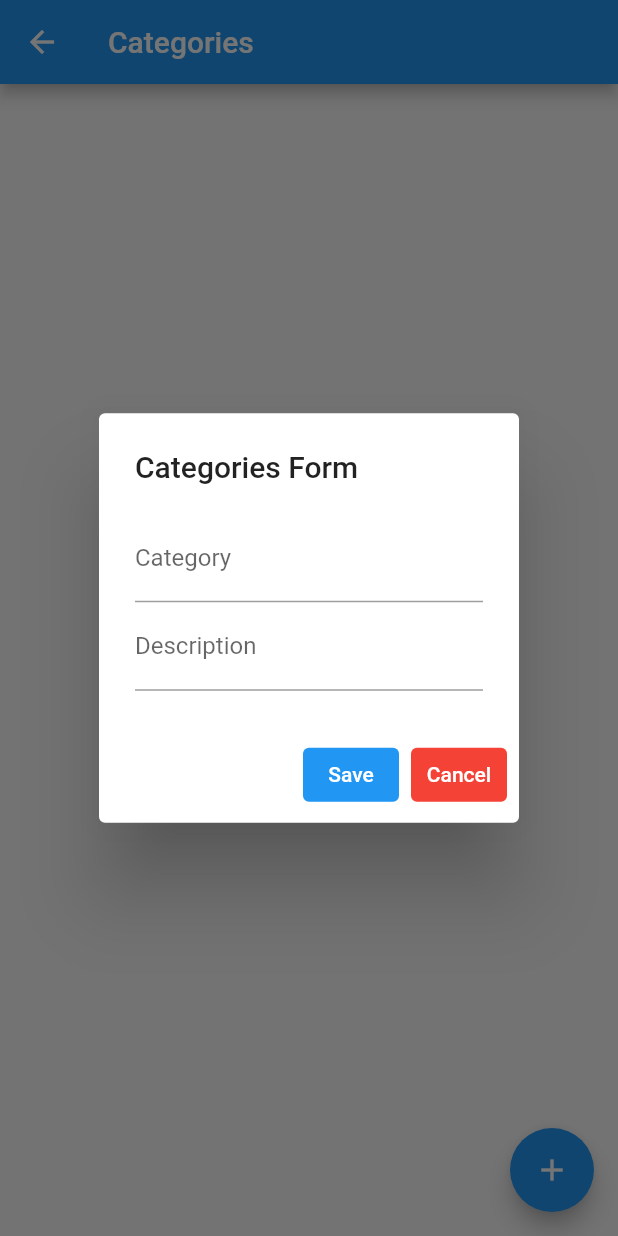
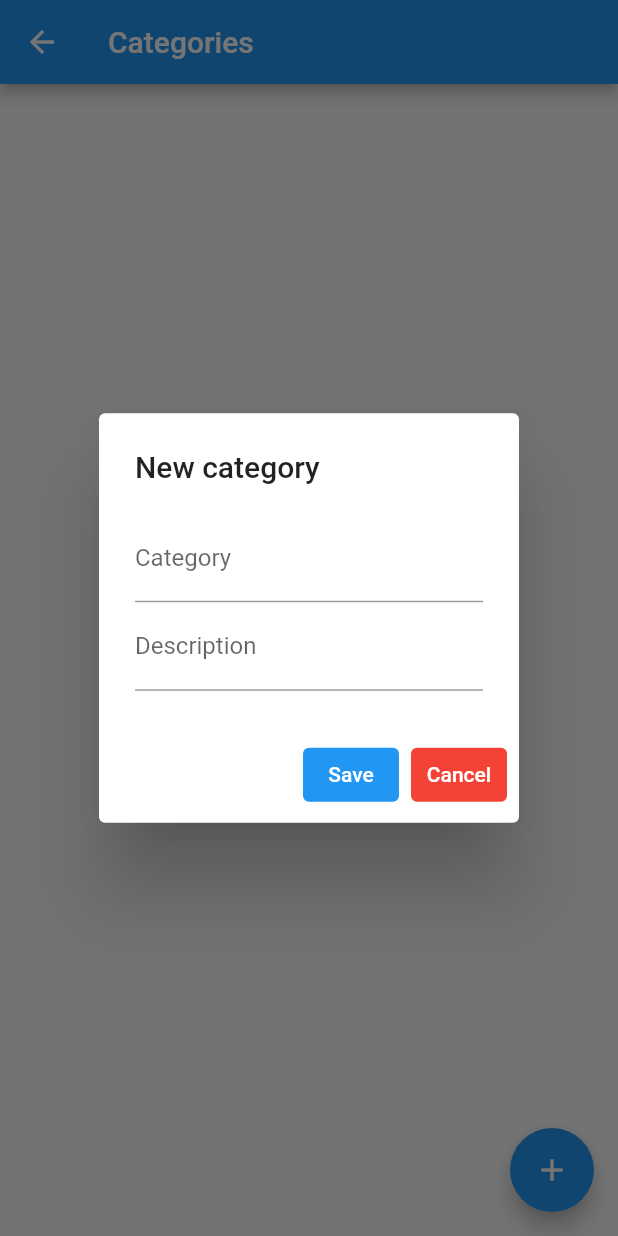
Before and after one commit to kurjakrichard/abdulazizahwan, a Flutter app: the CategoriesScreen screen opened directly, after a tap on the "add" icon, on a phone screen of 412 x 824 dp. Run offline on Flutter 3.47's test engine with Material 2 defaults, Android fonts, the phone set to English and light mode, and no system bars; our stand-ins replace sqflite, sqflite_common_ffi; accounts and stored records are empty.

Commit message:
Database 3

```diff
--- a/lib/main.dart
+++ b/lib/main.dart
@@ -2,11 +2,11 @@ import 'package:flutter/material.dart';
 import 'screens/home_screen.dart';
 
 void main() {
-  runApp(const MyApp());
+  runApp(const TodoListApp());
 }
 
-class MyApp extends StatelessWidget {
-  const MyApp({Key? key}) : super(key: key);
+class TodoListApp extends StatelessWidget {
+  const TodoListApp({Key? key}) : super(key: key);
 
   @override
   Widget build(BuildContext context) {
--- /dev/null
+++ b/lib/repository/database_connection.dart
@@ -0,0 +1,55 @@
+import 'package:path_provider/path_provider.dart';
+import 'package:sqflite_common_ffi/sqflite_ffi.dart';
+import 'package:sqflite/sqflite.dart';
+// ignore: depend_on_referenced_packages
+import 'package:path/path.dart';
+import 'dart:io';
+
+class DatabaseConnection {
+  static DatabaseConnection? _databaseConnection;
+  DatabaseConnection._createInstance();
+  Map table = {
+    'tableName': 'categories',
+    'colId': 'id',
+    'colName': 'name',
+    'colDescription': 'description'
+  };
+
+  factory DatabaseConnection() {
+    _databaseConnection ??= DatabaseConnection._createInstance();
+    return _databaseConnection!;
+  }
+
+  Future<Database> initializeDB() async {
+    var directory = await getApplicationDocumentsDirectory();
+    var path = join(directory.path, 'todolist.db');
+
+    if (Platform.isWindows || Platform.isLinux) {
+      sqfliteFfiInit();
+      DatabaseFactory databaseFactory = databaseFactoryFfi;
+      Database database = await databaseFactory.openDatabase(path,
+          options: OpenDatabaseOptions(
+            onCreate: (database, version) async {
+              _createDb(database, version);
+            },
+            version: 1,
+          ));
+      return database;
+    } else {
+      return openDatabase(
+        path,
+        onCreate: (database, version) async {
+          _createDb(database, version);
+        },
+        version: 1,
+      );
+    }
+  }
+
+  void _createDb(Database database, int newVersion) async {
+    //await db.execute('DROP TABLE IF EXIST ${table['tableName']}');
+    await database.execute(
+        'CREATE TABLE ${table['tableName']} (${table['colId']} INTEGER PRIMARY KEY AUTOINCREMENT,'
+        '${table['colName']} TEXT, ${table['colDescription']} TEXT)');
+  }
+}
--- /dev/null
+++ b/lib/repository/database_handler.dart
@@ -0,0 +1,79 @@
+import 'package:sqflite/sqflite.dart';
+import 'dart:async';
+import '/models/category.dart';
+import 'database_connection.dart';
+
+class DatabaseHandler {
+  DatabaseConnection? _databaseConnection;
+
+  Map table = {
+    'tableName': 'categories',
+    'colId': 'id',
+    'colName': 'name',
+    'colDescription': 'description'
+  };
+
+  DatabaseHandler() {
+    _databaseConnection = DatabaseConnection();
+  }
+
+  static Database? _database;
+
+  Future<Database>? get database async {
+    if (_database == null) {
+      _database = await _databaseConnection!.initializeDB();
+      return _database!;
+    }
+    return _database!;
+  }
+
+  // Fetch Operation: Get all data from database
+  Future<List<Map<String, dynamic>>> getData(String table, String order) async {
+    Database? db = await database;
+    //var result = await db.rawQuery('SELECT * FROM ${table['tablename']} order by ${table['colPriority']} ASC');
+    var result = await db!.query(table, orderBy: order);
+    return result;
+  }
+
+  // Insert Operation: Insert new record to database
+  Future<int> insert(String table, Map<String, dynamic> category) async {
+    Database? db = await database;
+    return await db!.insert(table, category);
+  }
+
+  // Update Operation: Update record in the database
+  Future<int> update(String tableName, Category category) async {
+    Database? db = await database;
+    int result = await db!.update(tableName, category.toMap(),
+        where: '${table['colId']} = ?', whereArgs: [category.id]);
+    return result;
+  }
+
+  // Delete Operation: Delete record from database
+  Future<int> delete(int id) async {
+    Database? db = await database;
+    int result =
+        await db!.delete(table['tableName'], where: 'id = ?', whereArgs: [id]);
+    return result;
+  }
+
+  // Get the numbers of the records in database
+  Future<int> getCount() async {
+    Database? db = await database;
+    List<Map<String, dynamic>> records =
+        await db!.rawQuery('SELECT COUNT (*) FROM ${table['tablename']}');
+    int result = Sqflite.firstIntValue(records) ?? 0;
+    return result;
+  }
+
+  // Get the MapList and convert it to NoteList
+  Future<List<Category>> getCategoryList(String table, String order) async {
+    List<Map<String, dynamic>> categoryMapList = await getData(table, order);
+    int count = categoryMapList.length;
+    List<Category> categoryList = <Category>[];
+    for (int i = 0; i < count; i++) {
+      categoryList.add(Category.fromMapObject(categoryMapList[i]));
+    }
+    return categoryList;
+  }
+}
--- a/lib/screens/categories_screen.dart
+++ b/lib/screens/categories_screen.dart
@@ -1,5 +1,4 @@
 import 'package:flutter/material.dart';
-
 import '../models/category.dart';
 import '../utils/category_service.dart';
 
@@ -11,10 +10,17 @@ class CategoriesScreen extends StatefulWidget {
 }
 
 class _CategoriesScreenState extends State<CategoriesScreen> {
-  final TextEditingController _categoryController = TextEditingController();
-  final TextEditingController _descriptionController = TextEditingController();
-  final Category _category = Category('', '');
+  TextEditingController _categoryController = TextEditingController();
+  TextEditingController _descriptionController = TextEditingController();
+  Category _category = Category('', '');
   final CategoryService _categoryService = CategoryService();
+  List<Category>? _categoryList;
+
+  @override
+  void initState() {
+    super.initState();
+    getCategories();
+  }
 
   @override
   Widget build(BuildContext context) {
@@ -22,19 +28,66 @@ class _CategoriesScreenState extends State<CategoriesScreen> {
       appBar: AppBar(
         title: const Text('Categories'),
       ),
-      body: const Center(
-        child: Text('Welcome to categories screen'),
-      ),
+      body: ListView.builder(
+          itemCount: _categoryList?.length,
+          itemBuilder: ((context, index) {
+            return Padding(
+              padding: const EdgeInsets.only(top: 4.0, left: 8.0, right: 8.0),
+              child: Card(
+                elevation: 8.0,
+                child: ListTile(
+                  leading: IconButton(
+                      onPressed: () async {
+                        _showFormDialog(
+                            context, 'Edit category', _categoryList![index].id);
+                      },
+                      icon: const Icon(Icons.edit)),
+                  title: Row(
+                    mainAxisAlignment: MainAxisAlignment.spaceBetween,
+                    children: <Widget>[
+                      Text(_categoryList?.length != null
+                          ? _categoryList![index].name
+                          : ''),
+                      IconButton(
+                          icon: const Icon(Icons.delete),
+                          color: Colors.red,
+                          onPressed: () {})
+                    ],
+                  ),
+                  subtitle: Text(_categoryList?.length != null
+                      ? _categoryList![index].description
+                      : ''),
+                ),
+              ),
+            );
+          })),
       floatingActionButton: FloatingActionButton(
         child: const Icon(Icons.add),
-        onPressed: () {
-          _showFormDialog(context);
+        onPressed: () async {
+          _showFormDialog(context, 'New category', _category);
+          getCategories();
         },
       ),
     );
   }
 
-  Future _showFormDialog(BuildContext context) {
+  void getCategories() async {
+    _categoryList = await _categoryService.readCategories('categories', 'name');
+
+    setState(() {
+      _categoryList;
+    });
+  }
+
+  // ignore: unused_element
+  Future<void> _editCategories(
+      BuildContext context, String table, Category category) async {
+    await _categoryService.readCategoriesById(table, category);
+    setState(() {});
+  }
+
+  Future _showFormDialog(
+      BuildContext context, String title, Category category) {
     return showDialog(
         context: context,
         builder: (value) {
@@ -42,11 +95,22 @@ class _CategoriesScreenState extends State<CategoriesScreen> {
             actions: [
               TextButton(
                 onPressed: () async {
-                  _category.name = _categoryController.text;
-                  _category.description = _descriptionController.text;
-                  int result = await _categoryService.insertCategory(
-                      'categories', _category);
-                  debugPrint(result.toString());
+                  category.name = _categoryController.text;
+                  category.description = _descriptionController.text;
+                  if (_category.name != '') {
+                    // ignore: unused_local_variable
+                    int result = await _categoryService.addCategory(
+                        'categories', _category);
+                    setState(() {
+                      getCategories();
+                    });
+                    _categoryController = TextEditingController();
+                    _descriptionController = TextEditingController();
+                    _category = Category('', '');
+                  }
+
+                  // ignore: use_build_context_synchronously
+                  Navigator.pop(context);
                 },
                 style: ButtonStyle(
                     backgroundColor: MaterialStateProperty.resolveWith(
@@ -67,7 +131,7 @@ class _CategoriesScreenState extends State<CategoriesScreen> {
                 ),
               ),
             ],
-            title: const Text('Categories Form'),
+            title: Text(title),
             content: SingleChildScrollView(
               child: Column(
                 children: <Widget>[
--- a/lib/screens/home_screen.dart
+++ b/lib/screens/home_screen.dart
@@ -1,4 +1,3 @@
-import 'dart:io';
 import 'package:flutter/material.dart';
 import 'categories_screen.dart';
 
--- a/lib/utils/category_service.dart
+++ b/lib/utils/category_service.dart
@@ -1,19 +1,31 @@
 import 'package:flutter/cupertino.dart';
 import '../models/category.dart';
-import '../repository/database_helper.dart';
+import '../repository/database_handler.dart';
 
 class CategoryService {
-  DatabaseHelper? _db;
+  DatabaseHandler? _db;
 
   CategoryService() {
-    _db = DatabaseHelper();
+    _db = DatabaseHandler();
   }
 
+  //Read data from table
+  Future<List<Map<String, dynamic>>> readData() async {
+    return await _db!.getData('Categories', 'name');
+  }
+
+  //Read categories as a list
   Future<List<Category>> readCategories(String table, String order) async {
     return await _db!.getCategoryList(table, order);
   }
 
-  Future<int> insertCategory(String table, Category category) async {
+  //Update category
+  Future<int> readCategoriesById(String table, Category category) async {
+    return await _db!.update(table, category.id);
+  }
+
+  //Insert new category
+  Future<int> addCategory(String table, Category category) async {
     debugPrint('Category: ${category.name}');
     debugPrint('Description: ${category.description}');
     return await _db!.insert(table, category.toMap());
--- a/pubspec.yaml
+++ b/pubspec.yaml
@@ -30,6 +30,8 @@ dependencies:
   flutter:
     sdk: flutter
   sqflite: ^2.0.3
+  shared_preferences: ^2.0.15
+  sqflite_common_ffi: ^2.1.0+2
   path_provider: ^2.0.11
   intl: ^0.17.0
 
```
Also changed, not shown: lib/repository/database_helper.dart (deleted, +0 -96 lines).
